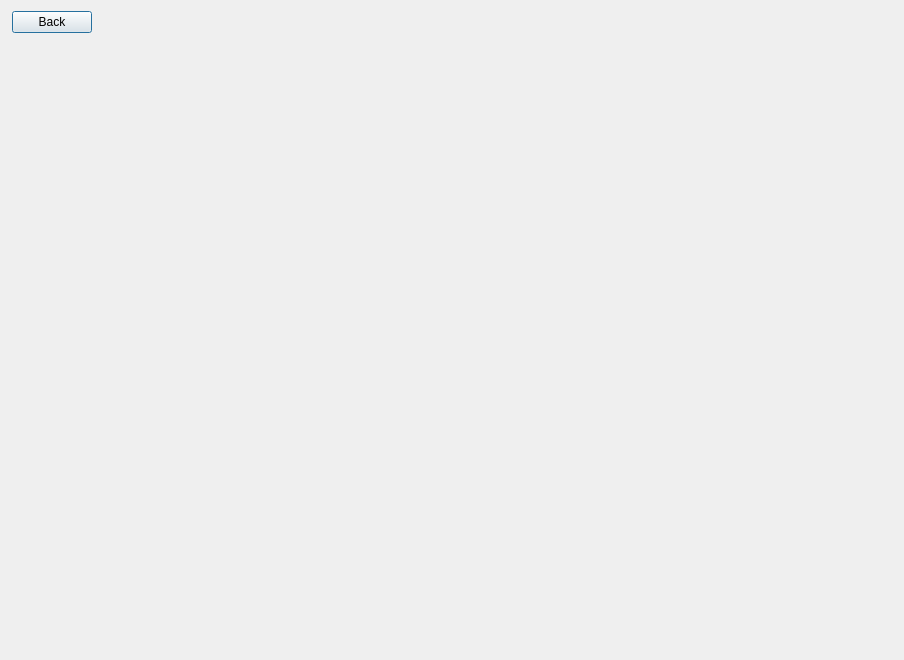
Qt form dialog.ui (nico-bertoli/DiningPhilosophersProblemQT) before a commit.
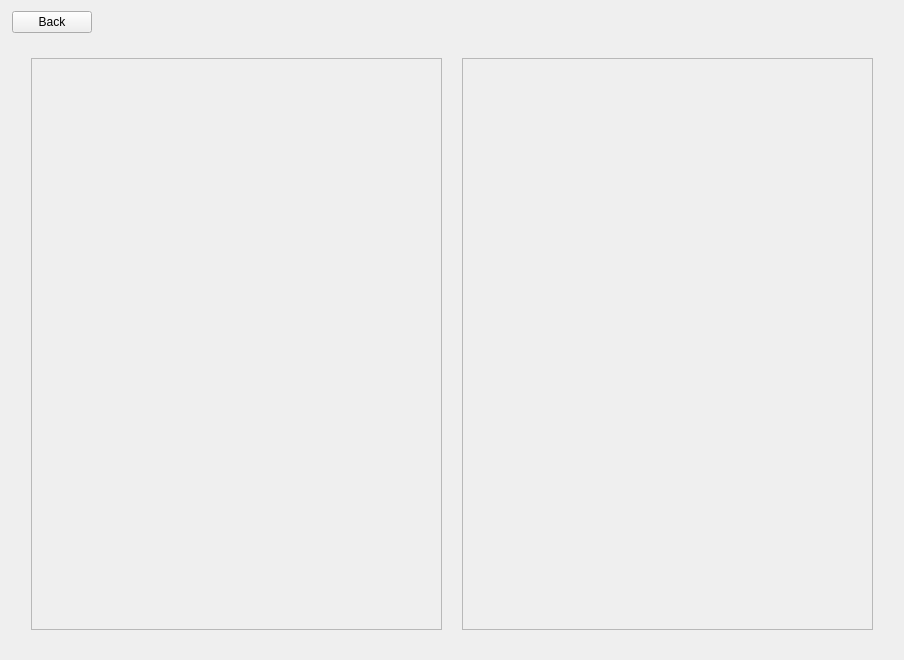
The same form after that commit.

Commit message: philosophers layout improvements

Diff of the .ui file:
```diff
--- a/dialog.ui
+++ b/dialog.ui
@@ -37,6 +37,9 @@
      <property name="text">
       <string>Back</string>
      </property>
+     <property name="autoDefault">
+      <bool>false</bool>
+     </property>
     </widget>
    </item>
    <item>
@@ -116,7 +119,7 @@
        <item>
         <layout class="QHBoxLayout" name="horizontalLayout">
          <property name="spacing">
-          <number>50</number>
+          <number>20</number>
          </property>
          <property name="leftMargin">
           <number>10</number>
@@ -130,6 +133,28 @@
          <property name="bottomMargin">
           <number>10</number>
          </property>
+         <item>
+          <widget class="QFrame" name="FrameLeft">
+           <property name="frameShape">
+            <enum>QFrame::Shape::StyledPanel</enum>
+           </property>
+           <property name="frameShadow">
+            <enum>QFrame::Shadow::Raised</enum>
+           </property>
+           <layout class="QVBoxLayout" name="verticalLayout">
+           </layout>
+          </widget>
+         </item>
+         <item>
+          <widget class="QFrame" name="FrameRight">
+           <property name="frameShape">
+            <enum>QFrame::Shape::StyledPanel</enum>
+           </property>
+           <property name="frameShadow">
+            <enum>QFrame::Shadow::Raised</enum>
+           </property>
+          </widget>
+         </item>
         </layout>
        </item>
       </layout>
```
Left out of the diff: 8 changed lines with no effect on the pictures. The commit also changes 477 other files.
